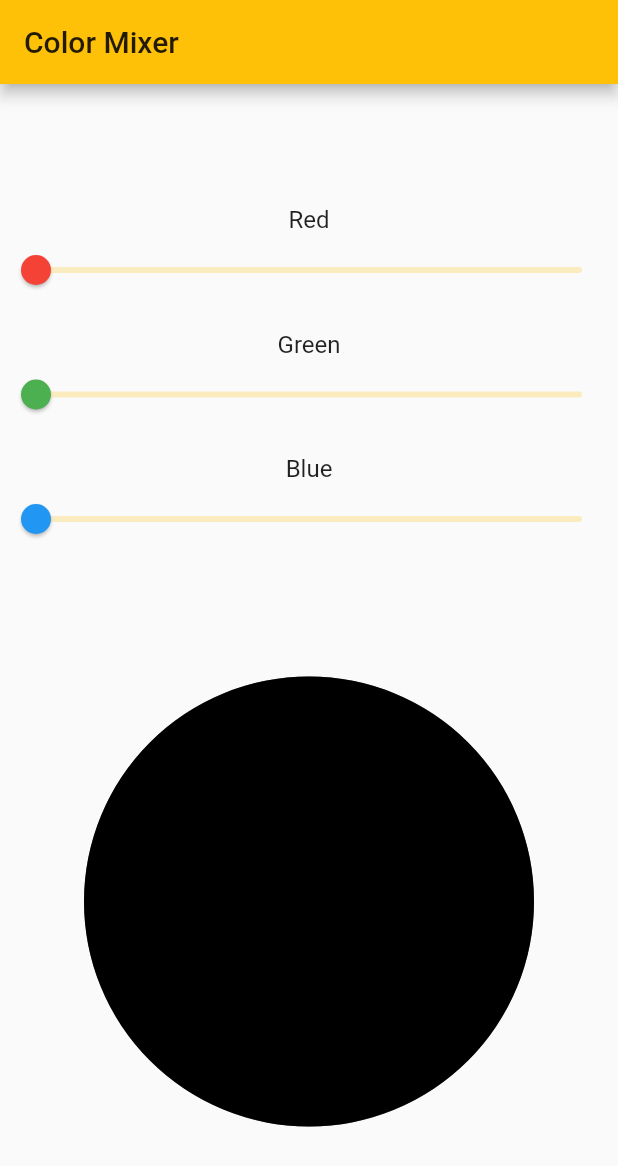
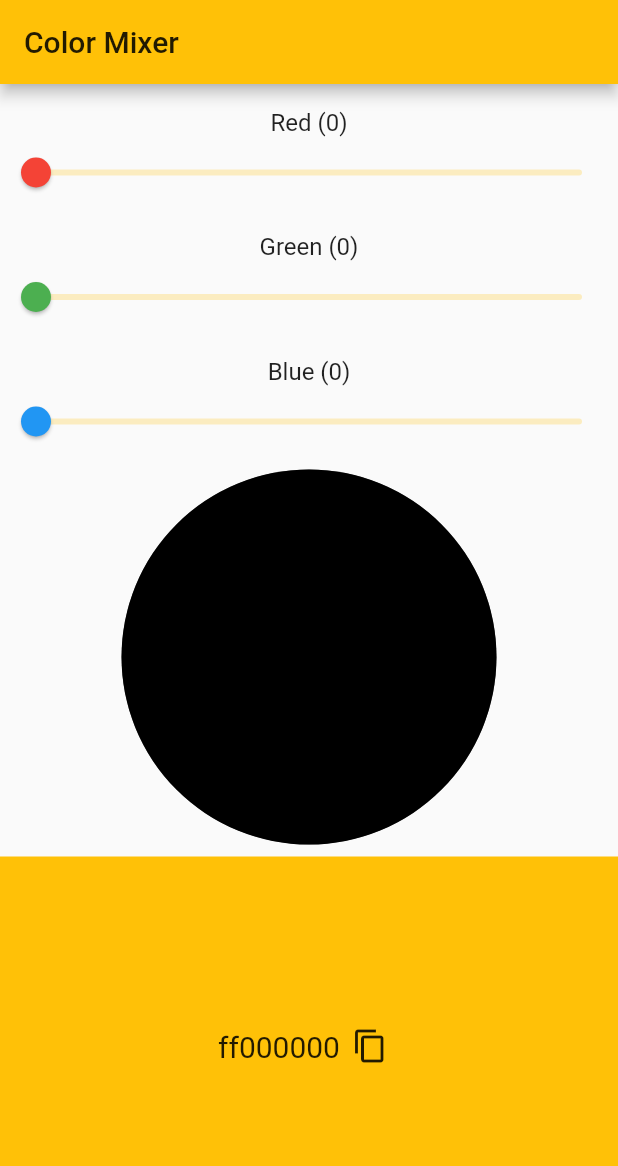
Before and after one commit to szymonrudnicki/Flutter-Color-Mixer, a Flutter app: the screen it shows after launch, on a phone screen of 412 x 824 dp. Shown: the top 1166 px of the screen. Run offline on Flutter 3.47's test engine with Material 2 defaults, Android fonts, the phone set to English and light mode, and no system bars.

Commit message:
minor code refactor, adjust layouts, add hex color label

```diff
--- a/lib/components/rgb_preview.dart
+++ b/lib/components/rgb_preview.dart
@@ -6,20 +6,54 @@ import '../models/color_model.dart';
 class RGBPreview extends StatelessWidget {
   @override
   Widget build(BuildContext context) => Consumer<ColorModel>(
-        builder: (context, color, _) => Center(
+        builder: (context, colorModel, _) {
+          var color = Color.fromRGBO(
+            colorModel.red.toInt(),
+            colorModel.green.toInt(),
+            colorModel.blue.toInt(),
+            1,
+          );
+
+          return Center(
+            child: Column(
+              mainAxisAlignment: MainAxisAlignment.spaceEvenly,
+              children: [
+                Padding(
+                  padding: const EdgeInsets.all(8.0),
                   child: Container(
-            width: 300,
-            height: 300,
+                    width: 250,
+                    height: 250,
                     decoration: BoxDecoration(
                       shape: BoxShape.circle,
                       border: Border.all(
                         color: Colors.black54,
                         width: 3,
                       ),
-              color: Color.fromRGBO(color.red.toInt(), color.green.toInt(),
-                  color.blue.toInt(), 1),
+                      color: color,
                     ),
                   ),
                 ),
+                Expanded(
+                  child: Container(
+                    color: Theme.of(context).primaryColor,
+                    child: Row(
+                      mainAxisAlignment: MainAxisAlignment.center,
+                      children: [
+                        Text(
+                          color.value.toRadixString(16),
+                          style: TextStyle(fontSize: 20),
+                        ),
+                        Padding(
+                          padding: const EdgeInsets.all(8.0),
+                          child: Icon(Icons.content_copy),
+                        )
+                      ],
+                    ),
+                  ),
+                )
+              ],
+            ),
+          );
+        },
       );
 }
--- a/lib/components/rgb_slider.dart
+++ b/lib/components/rgb_slider.dart
@@ -7,7 +7,7 @@ class RGBSlider extends StatelessWidget {
   Widget _buildSlider(
           {String label, Color color, double value, Function onChanged}) =>
       Padding(
-        padding: EdgeInsets.only(top: 8, bottom: 8),
+        padding: EdgeInsets.only(top: 16),
         child: Column(
           children: [
             Text(
@@ -32,19 +32,19 @@ class RGBSlider extends StatelessWidget {
     return Column(
       children: [
         _buildSlider(
-          label: "Red",
+          label: "Red (${color.red.toInt()})",
           color: Colors.red,
           value: color.red,
           onChanged: (value) => color.red = value,
         ),
         _buildSlider(
-          label: "Green",
+          label: "Green (${color.green.toInt()})",
           color: Colors.green,
           value: color.green,
           onChanged: (value) => color.green = value,
         ),
         _buildSlider(
-          label: "Blue",
+          label: "Blue (${color.blue.toInt()})",
           color: Colors.blue,
           value: color.blue,
           onChanged: (value) => color.blue = value,
--- a/lib/pages/home_page.dart
+++ b/lib/pages/home_page.dart
@@ -11,7 +11,7 @@ class HomePage extends StatelessWidget {
           mainAxisAlignment: MainAxisAlignment.spaceEvenly,
           children: [
             RGBSlider(),
-            RGBPreview(),
+            Expanded(child: RGBPreview()),
           ],
         ),
       );
```
Lines whose indentation alone changed are shown as unchanged.
